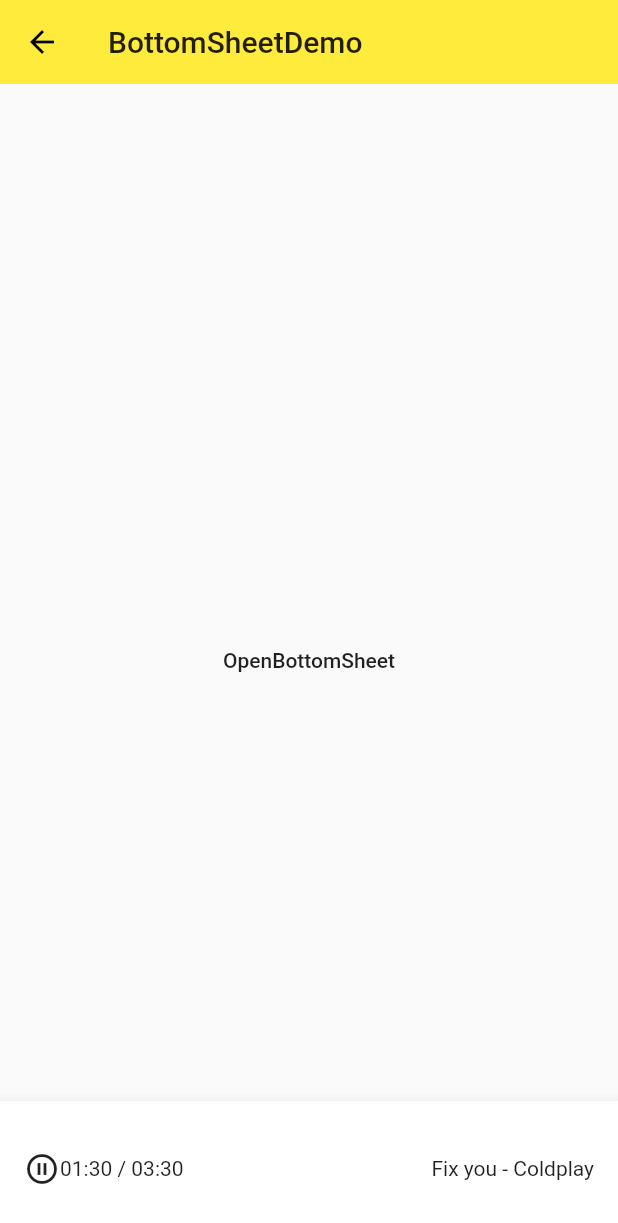
After one commit to TobiahShaw/flutter_hello, a Flutter app: the BottomSheetDemo screen opened directly, after a tap on "OpenBottomSheet", on a phone screen of 412 x 824 dp. The commit adds this screen. Shown: the top 1223 px of the screen. Run offline on Flutter 3.47's test engine with Material 2 defaults, Android fonts, the phone set to English and light mode, and no system bars.

Commit message:
usage of bottom sheet

```diff
--- /dev/null
+++ b/lib/demo/bottom_sheet_demo.dart
@@ -0,0 +1,59 @@
+import 'package:flutter/material.dart';
+
+class BottomSheetDemo extends StatefulWidget {
+  @override
+  _BottomSheetDemoState createState() => _BottomSheetDemoState();
+}
+
+class _BottomSheetDemoState extends State<BottomSheetDemo> {
+  final _bottomSheetScaffoldKey = GlobalKey<ScaffoldState>();
+  _openBottomSheet() {
+    _bottomSheetScaffoldKey.currentState.showBottomSheet((context){
+      return BottomAppBar(
+        child: Container(
+          height: 90.0,
+          width: double.infinity,
+          padding: EdgeInsets.all(16.0),
+          child: Row(
+            children: <Widget>[
+              Icon(Icons.pause_circle_outline),
+              SizedBox(height: 16.0,),
+              Text('01:30 / 03:30'),
+              Expanded(
+                child: Text('Fix you - Coldplay', textAlign: TextAlign.right,),
+              )
+            ],
+          ),
+        ),
+      );
+    });
+  }
+
+  @override
+  Widget build(BuildContext context) {
+    return Scaffold(
+      key: _bottomSheetScaffoldKey,
+      appBar: AppBar(
+        title: Text('BottomSheetDemo'),
+        elevation: 0.0,
+      ),
+      body: Container(
+        padding: EdgeInsets.all(16.0),
+        child: Column(
+          mainAxisAlignment: MainAxisAlignment.center,
+          children: <Widget>[
+            Row(
+              mainAxisAlignment: MainAxisAlignment.center,
+              children: <Widget>[
+                FlatButton(
+                  child: Text('OpenBottomSheet'),
+                  onPressed: _openBottomSheet,
+                )
+              ],
+            )
+          ],
+        ),
+      ),
+    );
+  }
+}
--- a/lib/demo/material-components.dart
+++ b/lib/demo/material-components.dart
@@ -10,6 +10,7 @@ import 'slider_demo.dart';
 import 'datetime_demo.dart';
 import 'simple_dialog_demo.dart';
 import 'alert_dialog_demo.dart';
+import 'bottom_sheet_demo.dart';
 
 class MaterialComponents extends StatelessWidget {
   @override
@@ -32,6 +33,7 @@ class MaterialComponents extends StatelessWidget {
           ListItem(title: 'DateTimeDemo', page: DateTimeDemo()),
           ListItem(title: 'SimpleDialogDemo', page: SimpleDialogDemo()),
           ListItem(title: 'AlertDialogDemo', page: AlertDialogDemo()),
+          ListItem(title: 'BottomSheetDemo', page: BottomSheetDemo()),
         ],
       ),
     );
```
